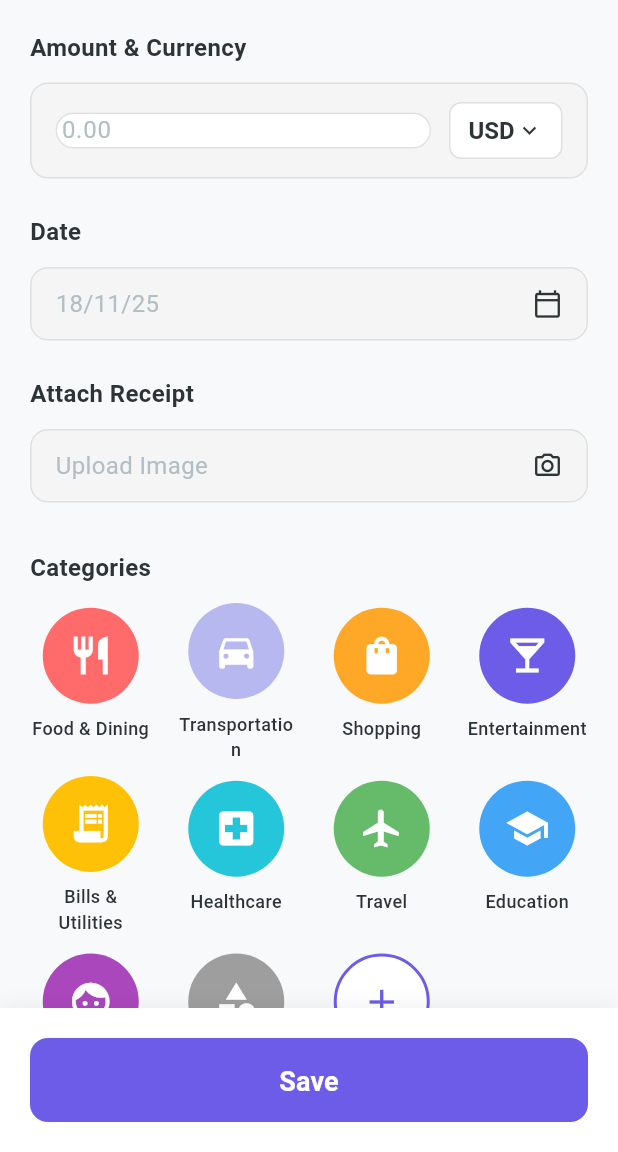
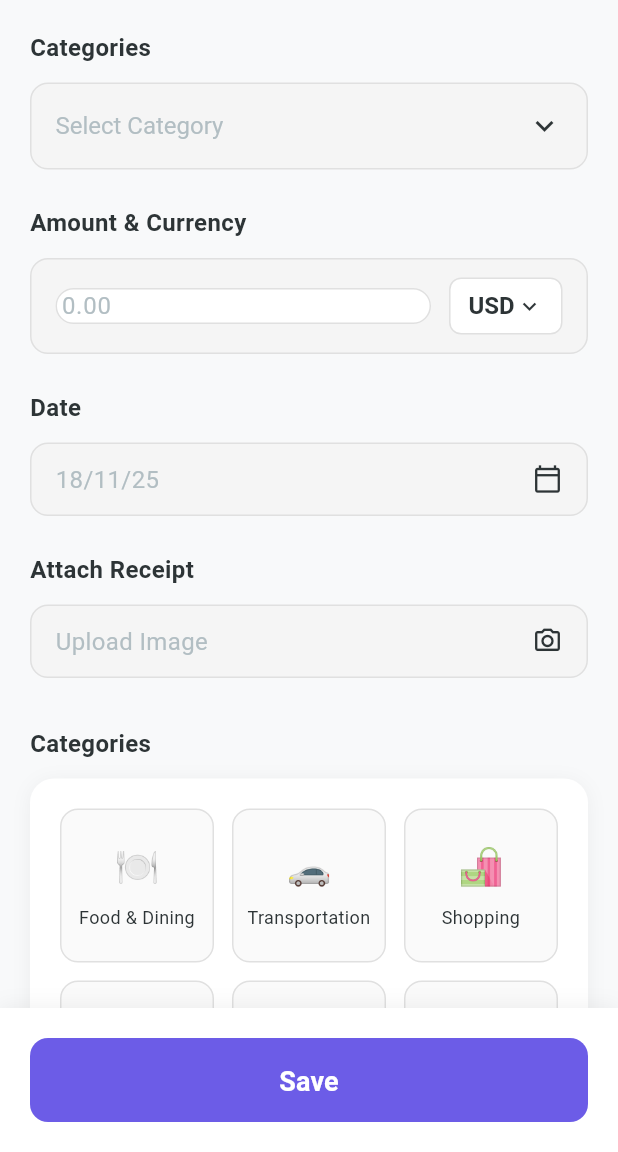
Before and after one commit to khaledebied/inovola-task, a Flutter app: the AddExpenseScreen screen opened directly, on a phone screen of 412 x 824 dp, the part 84-1236 px from its top. Run offline on Flutter 3.47's test engine with Material 3 defaults, Android fonts, the phone set to English and light mode, and no system bars; our stand-ins replace adaptive_theme, auto_route, bloc, cached_network_image, dartz, device_info_plus and 30 more; missing offline and left inert: flutter_rounded_date_picker, simple_connection_checker, tf_dio_cache; accounts and stored records are empty; network calls fail.

Commit message:
Enhance AddExpenseScreen by adding a category dropdown for improved expense categorization, and refactor CategorySelectionGrid to optimize layout and user interaction. Update category icons to use emojis for better visual representation.

```diff
--- a/lib/features/expense_tracker/presentaion/pages/add_expense/add_expense.dart
+++ b/lib/features/expense_tracker/presentaion/pages/add_expense/add_expense.dart
@@ -84,6 +84,12 @@ class _AddExpenseScreenState extends State<AddExpenseScreen> {
                       child: Column(
                         crossAxisAlignment: CrossAxisAlignment.start,
                         children: [
+                          // Category Dropdown
+                          _buildSectionTitle('Categories'),
+                          const SizedBox(height: _itemSpacing),
+                          _buildCategoryDropdown(state.data),
+                          const SizedBox(height: _sectionSpacing),
+
                           // Amount Field
                           _buildSectionTitle('Amount & Currency'),
                           const SizedBox(height: _itemSpacing),
@@ -135,6 +141,44 @@ class _AddExpenseScreenState extends State<AddExpenseScreen> {
         fontSize: 16,
         fontWeight: FontWeight.w600,
         color: _textColor,
+      ),
+    );
+  }
+
+  /// Builds the category dropdown selector
+  Widget _buildCategoryDropdown(AddExpenseData data) {
+    return Container(
+      padding: const EdgeInsets.symmetric(horizontal: 16, vertical: 4),
+      decoration: BoxDecoration(
+        color: _inputBackgroundColor,
+        borderRadius: BorderRadius.circular(_borderRadius),
+        border: Border.all(color: Colors.grey.shade300, width: 1),
+      ),
+      child: DropdownButtonHideUnderline(
+        child: DropdownButton<String>(
+          isExpanded: true,
+          value: data.category.isEmpty ? null : data.category,
+          hint: const Text(
+            'Select Category',
+            style: TextStyle(color: _hintColor, fontSize: 16),
+          ),
+          icon: const Icon(Icons.keyboard_arrow_down, color: _textColor),
+          style: const TextStyle(
+            color: _textColor,
+            fontSize: 16,
+          ),
+          items: data.availableCategories.map((String category) {
+            return DropdownMenuItem<String>(
+              value: category,
+              child: Text(category),
+            );
+          }).toList(),
+          onChanged: (String? newValue) {
+            if (newValue != null) {
+              _cubit.updateCategory(newValue);
+            }
+          },
+        ),
       ),
     );
   }
--- a/lib/features/expense_tracker/presentaion/pages/expense_tracker_screen/widgets/category_selection_grid.dart
+++ b/lib/features/expense_tracker/presentaion/pages/expense_tracker_screen/widgets/category_selection_grid.dart
@@ -14,80 +14,54 @@ class CategorySelectionGrid extends StatelessWidget {
 
   @override
   Widget build(BuildContext context) {
-    return GridView.builder(
+    return Container(
+      padding: const EdgeInsets.all(20),
+      decoration: BoxDecoration(
+        color: Colors.white,
+        borderRadius: BorderRadius.circular(16),
+        boxShadow: [
+          BoxShadow(
+            color: Colors.black.withOpacity(0.05),
+            blurRadius: 10,
+            offset: const Offset(0, 2),
+          ),
+        ],
+      ),
+      child: GridView.builder(
         shrinkWrap: true,
         physics: const NeverScrollableScrollPhysics(),
         gridDelegate: const SliverGridDelegateWithFixedCrossAxisCount(
-        crossAxisCount: 4,
-        childAspectRatio: 0.85,
-        crossAxisSpacing: 16,
-        mainAxisSpacing: 20,
+          crossAxisCount: 3,
+          childAspectRatio: 1,
+          crossAxisSpacing: 12,
+          mainAxisSpacing: 12,
         ),
-      itemCount: categories.length + 1, // +1 for "Add Category" button
+        itemCount: categories.length,
         itemBuilder: (context, index) {
-        // Add Category button at the end
-        if (index == categories.length) {
-          return GestureDetector(
-            onTap: () {
-              // TODO: Implement add category functionality
-            },
-            child: Column(
-              mainAxisAlignment: MainAxisAlignment.center,
-              children: [
-                Container(
-                  width: 64,
-                  height: 64,
-                  decoration: BoxDecoration(
-                    color: Colors.white,
-                    shape: BoxShape.circle,
-                    border: Border.all(
-                      color: const Color(0xFF6C5CE7),
-                      width: 2,
-                    ),
-                  ),
-                  child: const Icon(
-                    Icons.add,
-                    color: Color(0xFF6C5CE7),
-                    size: 28,
-                  ),
-                ),
-                const SizedBox(height: 8),
-                const Text(
-                  'Add Category',
-                  textAlign: TextAlign.center,
-                  style: TextStyle(
-                    fontSize: 12,
-                    fontWeight: FontWeight.w500,
-                    color: Color(0xFF2D3436),
-                  ),
-                ),
-              ],
-            ),
-          );
-        }
-
           final category = categories[index];
           final isSelected = category == selectedCategory;
 
           return GestureDetector(
             onTap: () => onCategorySelected(category),
+            child: Container(
+              decoration: BoxDecoration(
+                color: isSelected
+                    ? const Color(0xFF6C5CE7).withOpacity(0.1)
+                    : Colors.grey[50],
+                borderRadius: BorderRadius.circular(12),
+                border: Border.all(
+                  color: isSelected
+                      ? const Color(0xFF6C5CE7)
+                      : Colors.grey[300]!,
+                  width: isSelected ? 2 : 1,
+                ),
+              ),
               child: Column(
                 mainAxisAlignment: MainAxisAlignment.center,
                 children: [
-              Container(
-                width: 64,
-                height: 64,
-                decoration: BoxDecoration(
-                  color: isSelected
-                      ? const Color(0xFF6C5CE7)
-                      : _getCategoryColor(category),
-                  shape: BoxShape.circle,
-                ),
-                child: Icon(
+                  Text(
                     _getCategoryIcon(category),
-                  color: Colors.white,
-                  size: 30,
-                ),
+                    style: const TextStyle(fontSize: 24),
                   ),
                   const SizedBox(height: 8),
                   Text(
@@ -95,90 +69,45 @@ class CategorySelectionGrid extends StatelessWidget {
                     textAlign: TextAlign.center,
                     style: TextStyle(
                       fontSize: 12,
-                  fontWeight: isSelected ? FontWeight.w600 : FontWeight.w500,
-                  color: const Color(0xFF2D3436),
+                      fontWeight: isSelected ? FontWeight.w600 : FontWeight.w400,
+                      color: isSelected
+                          ? const Color(0xFF6C5CE7)
+                          : const Color(0xFF2D3436),
                     ),
                     maxLines: 2,
                     overflow: TextOverflow.ellipsis,
                   ),
                 ],
               ),
+            ),
           );
         },
+      ),
     );
   }
 
-  IconData _getCategoryIcon(String category) {
+  String _getCategoryIcon(String category) {
     switch (category.toLowerCase()) {
-      case 'groceries':
-        return Icons.shopping_cart;
+      case 'food & dining':
+        return '🍽';
+      case 'transportation':
+        return '🚗';
+      case 'shopping':
+        return '🛍';
       case 'entertainment':
-        return Icons.local_bar;
-      case 'gas':
-        return Icons.local_gas_station;
-      case 'shopping':
-        return Icons.shopping_bag;
-      case 'news paper':
-      case 'newspaper':
-        return Icons.newspaper;
-      case 'transport':
-      case 'transportation':
-        return Icons.directions_car;
-      case 'rent':
-        return Icons.apartment;
-      case 'food & dining':
-      case 'food':
-        return Icons.restaurant;
+        return '🎬';
       case 'bills & utilities':
-      case 'bills':
-        return Icons.receipt_long;
+        return '💡';
       case 'healthcare':
-        return Icons.local_hospital;
+        return '🏥';
       case 'travel':
-        return Icons.flight;
+        return '✈';
       case 'education':
-        return Icons.school;
+        return '📚';
       case 'personal care':
-        return Icons.face;
+        return '💅';
       default:
-        return Icons.category;
-    }
-  }
-
-  Color _getCategoryColor(String category) {
-    switch (category.toLowerCase()) {
-      case 'groceries':
-        return const Color(0xFFB8B8D1);
-      case 'entertainment':
-        return const Color(0xFF6C5CE7);
-      case 'gas':
-        return const Color(0xFFFFB6C1);
-      case 'shopping':
-        return const Color(0xFFFFA726);
-      case 'news paper':
-      case 'newspaper':
-        return const Color(0xFFFFE5B4);
-      case 'transport':
-      case 'transportation':
-        return const Color(0xFFB8B8F0);
-      case 'rent':
-        return const Color(0xFFFFE5B4);
-      case 'food & dining':
-      case 'food':
-        return const Color(0xFFFF6B6B);
-      case 'bills & utilities':
-      case 'bills':
-        return const Color(0xFFFFC107);
-      case 'healthcare':
-        return const Color(0xFF26C6DA);
-      case 'travel':
-        return const Color(0xFF66BB6A);
-      case 'education':
-        return const Color(0xFF42A5F5);
-      case 'personal care':
-        return const Color(0xFFAB47BC);
-      default:
-        return const Color(0xFF9E9E9E);
+        return '💰';
     }
   }
 }
```
Lines whose indentation alone changed are shown as unchanged.
